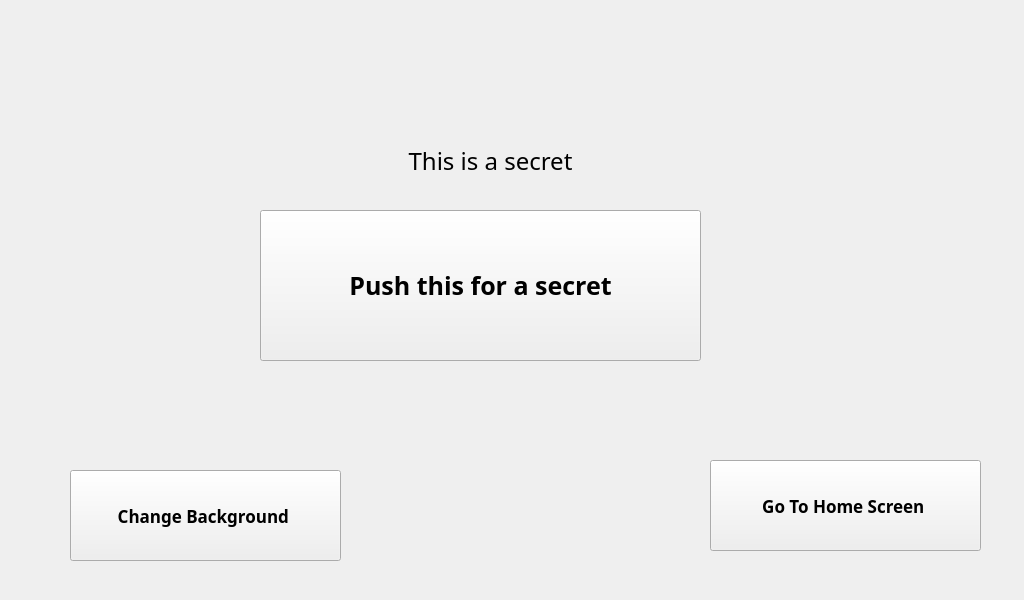
hayrayl/photobooth, file qt_designer_files/ask_to_print.ui: the form before one commit.
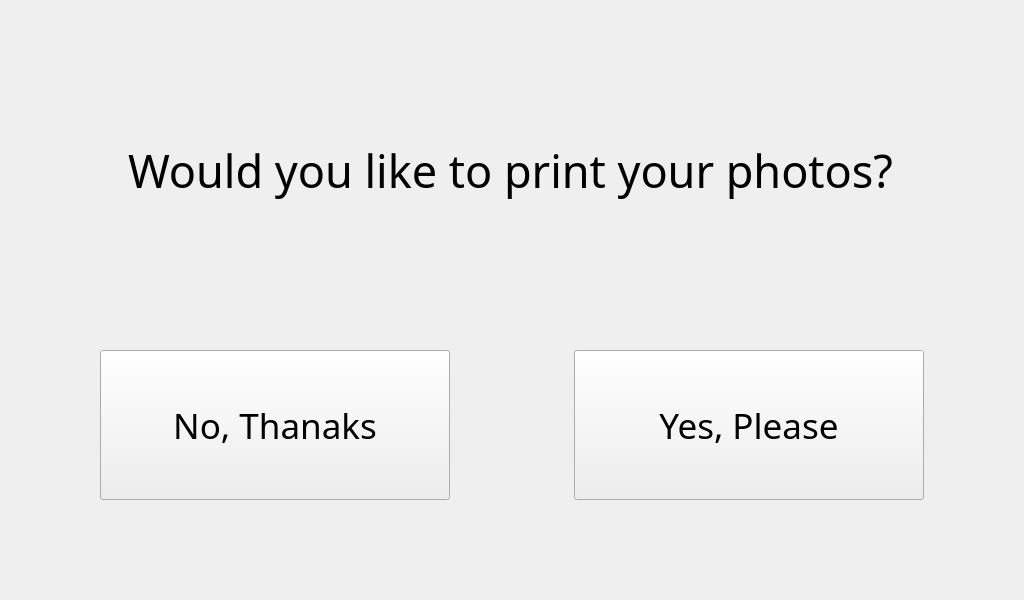
The form after the commit.

What changed in the file:
```diff
--- a/qt_designer_files/ask_to_print.ui
+++ b/qt_designer_files/ask_to_print.ui
@@ -13,27 +13,6 @@
   <property name="windowTitle">
    <string>Form</string>
   </property>
-  <widget class="QPushButton" name="pushButton_test">
-   <property name="geometry">
-    <rect>
-     <x>260</x>
-     <y>210</y>
-     <width>441</width>
-     <height>151</height>
-    </rect>
-   </property>
-   <property name="font">
-    <font>
-     <family>Pacifico</family>
-     <pointsize>19</pointsize>
-     <weight>75</weight>
-     <bold>true</bold>
-    </font>
-   </property>
-   <property name="text">
-    <string>Push this for a secret</string>
-   </property>
-  </widget>
   <widget class="QLabel" name="background">
    <property name="geometry">
     <rect>
@@ -50,22 +29,22 @@
   <widget class="QLabel" name="label_test">
    <property name="geometry">
     <rect>
-     <x>270</x>
-     <y>110</y>
-     <width>441</width>
-     <height>101</height>
+     <x>0</x>
+     <y>80</y>
+     <width>1021</width>
+     <height>181</height>
     </rect>
    </property>
    <property name="font">
     <font>
      <family>Pacifico</family>
-     <pointsize>18</pointsize>
+     <pointsize>34</pointsize>
      <weight>50</weight>
      <bold>false</bold>
     </font>
    </property>
    <property name="text">
-    <string>This is a secret</string>
+    <string>Would you like to print your photos?</string>
    </property>
    <property name="alignment">
     <set>Qt::AlignCenter</set>
@@ -74,43 +53,43 @@
   <widget class="QPushButton" name="pushButton_to_home">
    <property name="geometry">
     <rect>
-     <x>710</x>
-     <y>460</y>
-     <width>271</width>
-     <height>91</height>
+     <x>574</x>
+     <y>350</y>
+     <width>350</width>
+     <height>150</height>
     </rect>
    </property>
    <property name="font">
     <font>
      <family>Pacifico</family>
-     <pointsize>13</pointsize>
-     <weight>75</weight>
-     <bold>true</bold>
+     <pointsize>26</pointsize>
+     <weight>50</weight>
+     <bold>false</bold>
     </font>
    </property>
    <property name="text">
-    <string>Go To Home Screen </string>
+    <string>Yes, Please</string>
    </property>
   </widget>
   <widget class="QPushButton" name="pushButton_change_background">
    <property name="geometry">
     <rect>
-     <x>70</x>
-     <y>470</y>
-     <width>271</width>
-     <height>91</height>
+     <x>100</x>
+     <y>350</y>
+     <width>350</width>
+     <height>150</height>
     </rect>
    </property>
    <property name="font">
     <font>
      <family>Pacifico</family>
-     <pointsize>13</pointsize>
-     <weight>75</weight>
-     <bold>true</bold>
+     <pointsize>26</pointsize>
+     <weight>50</weight>
+     <bold>false</bold>
     </font>
    </property>
    <property name="text">
-    <string>Change Background </string>
+    <string>No, Thanaks</string>
    </property>
   </widget>
   <zorder>background</zorder>
```
Left out of the diff: 15 changed lines with no effect on the pictures.
